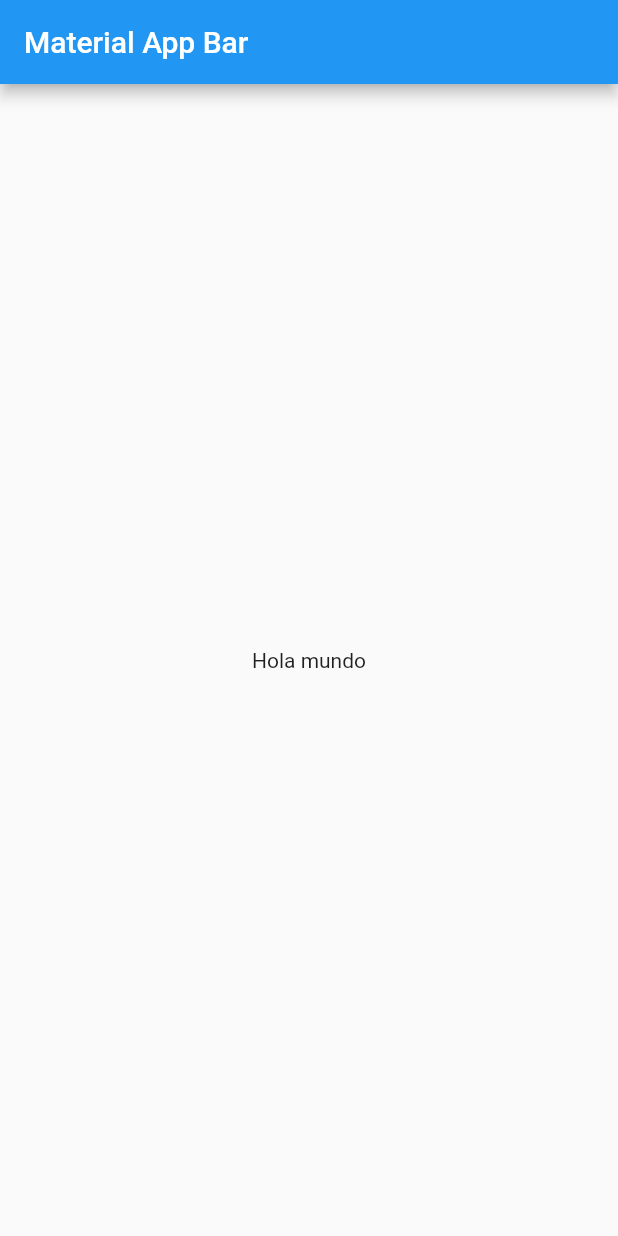
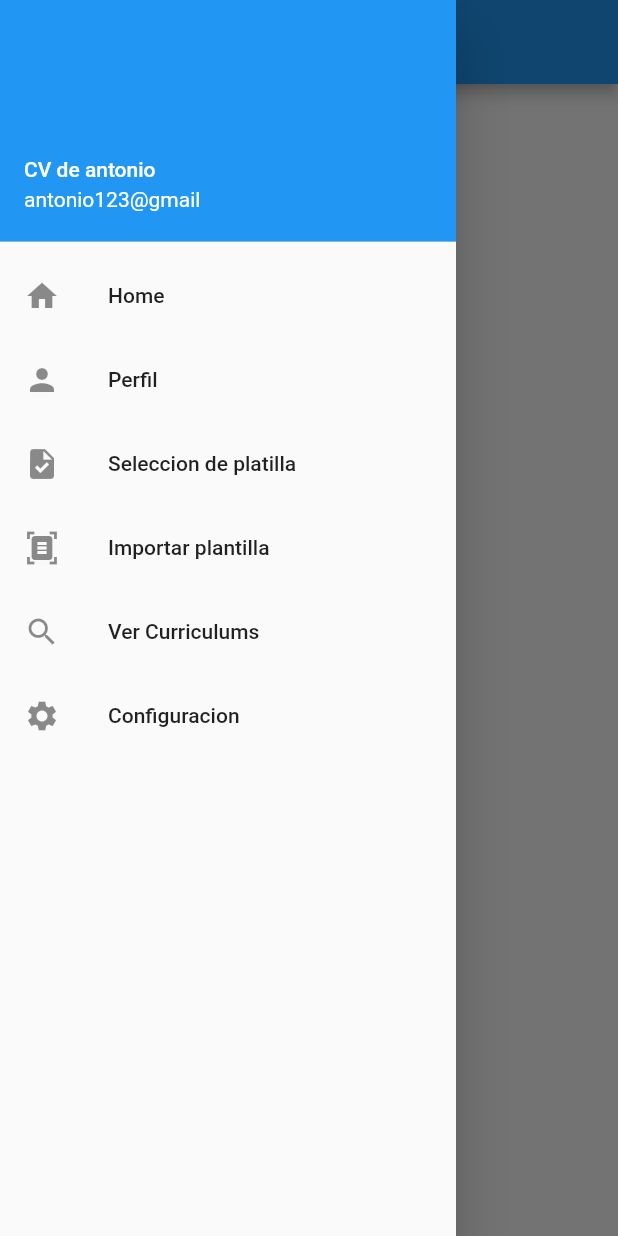
Before and after one commit to AntonioSerrano25/currys, a Flutter app: the screen it shows after launch, with the side drawer open (before the commit the screen has no drawer), on a phone screen of 412 x 824 dp. Run offline on Flutter 3.47's test engine with Material 2 defaults, Android fonts, the phone set to English and light mode, and no system bars.

Commit message:
actualizacion del proyecto

```diff
--- a/lib/main.dart
+++ b/lib/main.dart
@@ -1,22 +1,19 @@
 import 'package:flutter/material.dart';
+import 'package:proyecto_currys/pages/home.dart';
 
-void main() => runApp(const MyApp());
+void main() => runApp(MyApp());
 
 class MyApp extends StatelessWidget {
-  const MyApp({super.key});
-
+  // This widget is the root of your application.
   @override
   Widget build(BuildContext context) {
-    return MaterialApp(
-      title: 'Material App',
-      home: Scaffold(
-        appBar: AppBar(
-          title: const Text('Material App Bar'),
+    // ignore: unnecessary_new
+    return new MaterialApp(
+        debugShowCheckedModeBanner: false,
+        title: 'Curry`s',
+        theme: new ThemeData(
+          primarySwatch: Colors.blue,
         ),
-        body: const Center(
-          child: Text('Hola mundo'),
-        ),
-      ),
-    );
+        home: (home(FirstRoute())));
   }
 }
--- /dev/null
+++ b/lib/pages/configuracion.dart
@@ -0,0 +1,10 @@
+import 'package:flutter/material.dart';
+
+class Configuracion extends StatelessWidget {
+  @override
+  Widget build(BuildContext context) {
+    return Center(
+      child: Text("Configuracion", style: TextStyle(fontSize: 30)),
+    );
+  }
+}
--- /dev/null
+++ b/lib/pages/home.dart
@@ -0,0 +1,123 @@
+import 'package:flutter/material.dart';
+import 'package:proyecto_currys/pages/configuracion.dart';
+import 'package:proyecto_currys/pages/creacion_curriculum.dart';
+import 'package:proyecto_currys/pages/importacion_platilla.dart';
+import 'package:proyecto_currys/pages/perfiles.dart';
+import 'package:proyecto_currys/pages/seleccionar_platilla.dart';
+import 'package:proyecto_currys/pages/ver_curriculums.dart';
+
+class home extends StatefulWidget {
+  home(FirstRoute firstRoute);
+
+  homeState createState() => homeState();
+}
+
+class homeState extends State<home> {
+  int _selectDrawerItem = 0;
+  _getDrawerItemWidget(int pos) {
+    switch (pos) {
+      case 1:
+        return perfiles_usuarios();
+
+      case 2:
+        return seleccion_plantilas();
+      case 3:
+        return importacion_plantilla();
+      case 4:
+        return Ver_curriculum();
+      case 5:
+        return Configuracion();
+    }
+  }
+
+  _onSelectItem(int pos) {
+    setState(() {
+      _selectDrawerItem = pos;
+    });
+  }
+
+  @override
+  Widget build(BuildContext context) {
+    return Scaffold(
+        appBar: AppBar(
+            title: const Center(
+          child: Text("Curry`s"),
+        )),
+        drawer: Drawer(
+          child: ListView(
+            children: <Widget>[
+              UserAccountsDrawerHeader(
+                  accountName: Text("CV de antonio"),
+                  accountEmail: Text("antonio123@gmail")),
+              ListTile(
+                title: Text("Home"),
+                leading: Icon(Icons.home),
+                onTap: () {
+                  _onSelectItem(0);
+                },
+              ),
+              ListTile(
+                title: Text("Perfil"),
+                leading: Icon(Icons.person),
+                onTap: () {
+                  _onSelectItem(1);
+                },
+              ),
+              ListTile(
+                title: Text("Seleccion de platilla"),
+                leading: Icon(Icons.task),
+                onTap: () {
+                  _onSelectItem(2);
+                },
+              ),
+              ListTile(
+                title: Text("Importar plantilla"),
+                leading: Icon(Icons.document_scanner),
+                onTap: () {
+                  _onSelectItem(3);
+                },
+              ),
+              ListTile(
+                title: Text("Ver Curriculums"),
+                leading: Icon(Icons.search),
+                onTap: () {
+                  _onSelectItem(4);
+                },
+              ),
+              ListTile(
+                title: Text("Configuracion"),
+                leading: Icon(Icons.settings),
+                onTap: () {
+                  _onSelectItem(5);
+                },
+              ),
+            ],
+          ),
+        ),
+        body: _getDrawerItemWidget(_selectDrawerItem));
+  }
+}
+
+class FirstRoute extends StatelessWidget {
+  const FirstRoute({super.key});
+
+  @override
+  Widget build(BuildContext context) {
+    return Scaffold(
+      appBar: AppBar(
+        title: const Text('First Route'),
+      ),
+      body: Center(
+        child: ElevatedButton(
+          child: const Text('Open route'),
+          onPressed: () {
+            Navigator.push(
+              context,
+              MaterialPageRoute(builder: (context) => SecondRoute()),
+            );
+          },
+        ),
+      ),
+    );
+  }
+}
--- /dev/null
+++ b/lib/pages/importacion_platilla.dart
@@ -0,0 +1,12 @@
+import 'package:flutter/material.dart';
+
+class importacion_plantilla extends StatelessWidget {
+  const importacion_plantilla({super.key});
+
+  @override
+  Widget build(BuildContext context) {
+    return Center(
+      child: Text("Importar plantilla", style: TextStyle(fontSize: 30)),
+    );
+  }
+}
--- /dev/null
+++ b/lib/pages/seleccionar_platilla.dart
@@ -0,0 +1,12 @@
+import 'package:flutter/material.dart';
+
+class seleccion_plantilas extends StatelessWidget {
+  const seleccion_plantilas({super.key});
+
+  @override
+  Widget build(BuildContext context) {
+    return Center(
+      child: Text("SELECCION DE PLATILLA", style: TextStyle(fontSize: 30)),
+    );
+  }
+}
--- /dev/null
+++ b/lib/pages/ver_curriculums.dart
@@ -0,0 +1,12 @@
+import 'package:flutter/material.dart';
+
+class Ver_curriculum extends StatelessWidget {
+  const Ver_curriculum({super.key});
+
+  @override
+  Widget build(BuildContext context) {
+    return Center(
+      child: Text("VER CURRICULUM", style: TextStyle(fontSize: 30)),
+    );
+  }
+}
--- a/pubspec.yaml
+++ b/pubspec.yaml
@@ -20,7 +20,7 @@ publish_to: 'none' # Remove this line if you wish to publish to pub.dev
 version: 1.0.0+1
 
 environment:
-  sdk: '>=2.18.6 <3.0.0'
+  sdk: '>=2.18.4 <3.0.0'
 
 # Dependencies specify other packages that your package needs in order to work.
 # To automatically upgrade your package dependencies to the latest versions
```
Also changed, not shown: lib/pages/creacion_curriculum.dart (added, +26 -0 lines), lib/pages/perfiles.dart (added, +10 -0 lines), pubspec.lock, 1 other file.
